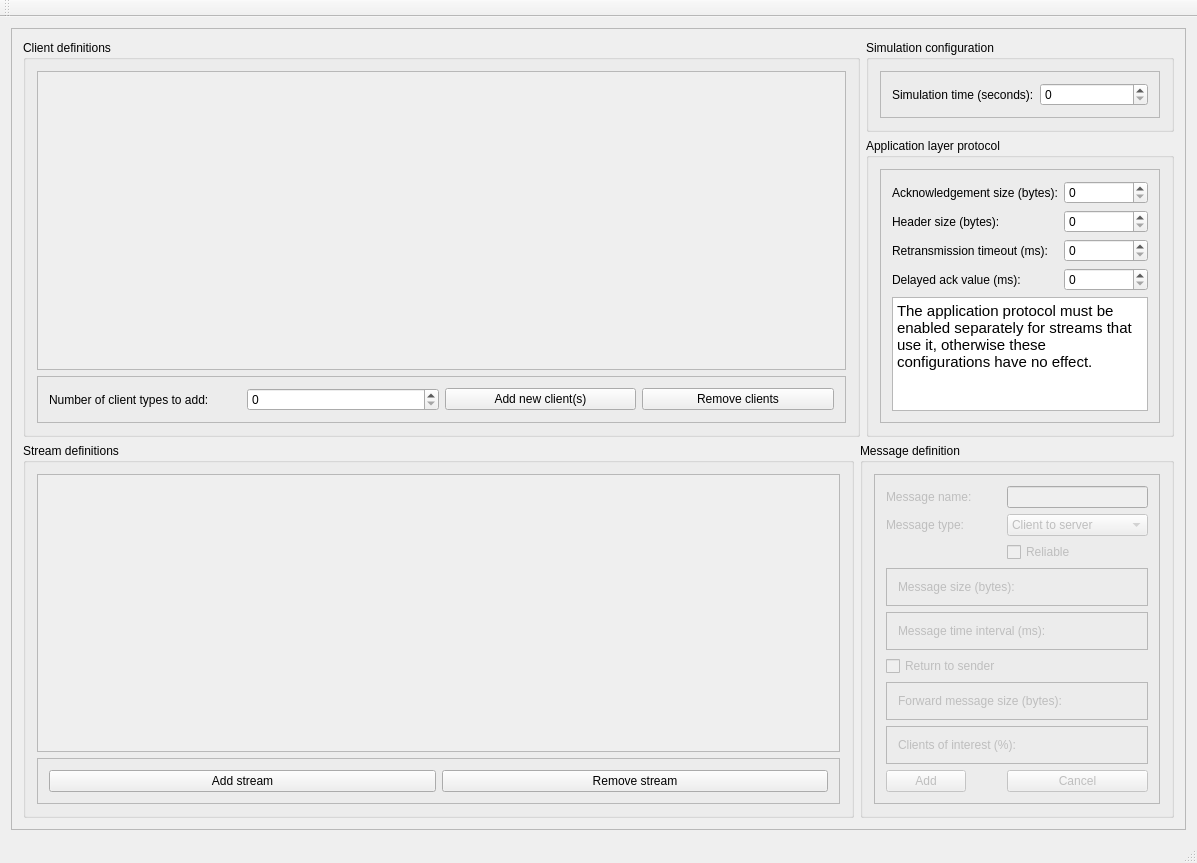
Before: the Qt Designer form GUI/mainwindow.ui in Chiru/NVE_Simulation, drawn with Qt 5.
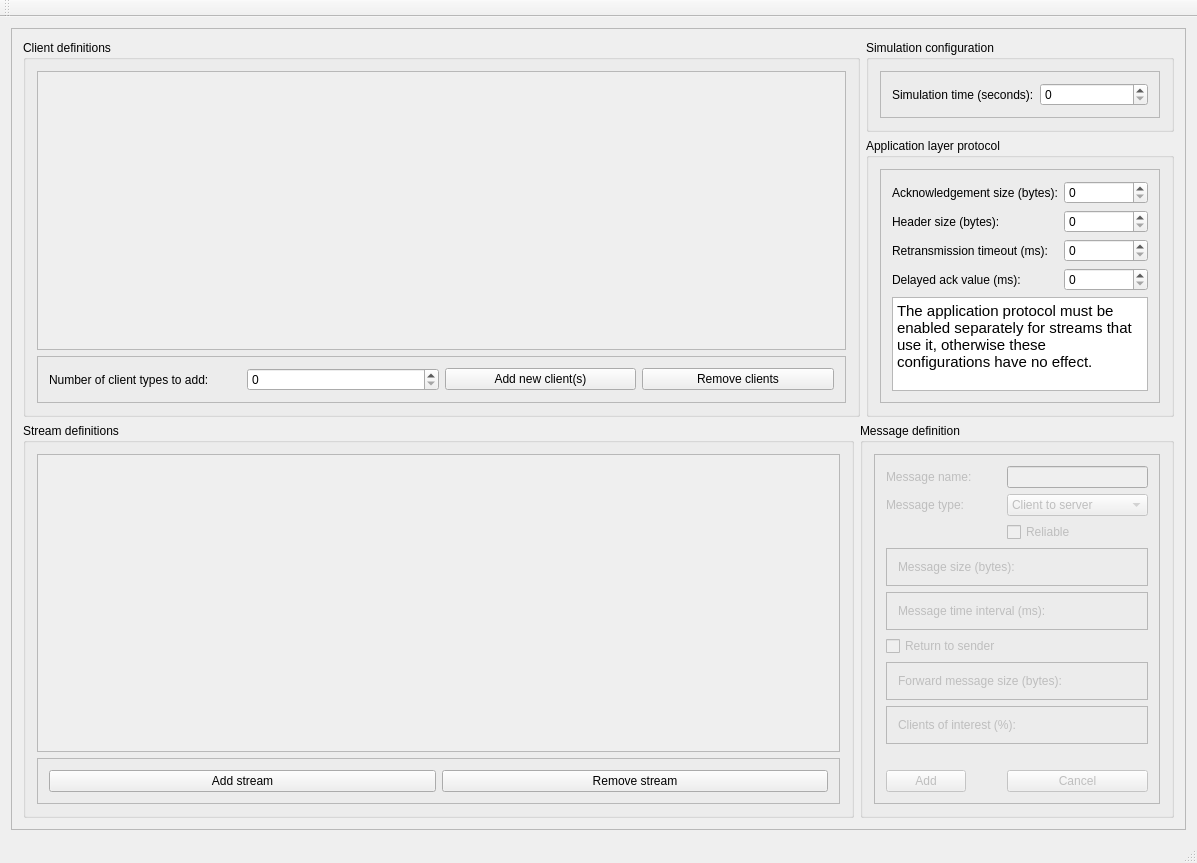
After: the same form once the commit is applied.

Commit message: Some changes in message configuration and overall logic.

Diff of the .ui file:
```diff
--- a/GUI/mainwindow.ui
+++ b/GUI/mainwindow.ui
@@ -31,8 +31,8 @@
         <rect>
          <x>0</x>
          <y>0</y>
-         <width>1177</width>
-         <height>783</height>
+         <width>1161</width>
+         <height>785</height>
         </rect>
        </property>
        <layout class="QGridLayout" name="gridLayout_5">
@@ -52,8 +52,8 @@
                <rect>
                 <x>0</x>
                 <y>0</y>
-                <width>806</width>
-                <height>285</height>
+                <width>790</width>
+                <height>264</height>
                </rect>
               </property>
              </widget>
@@ -253,8 +253,8 @@
                <rect>
                 <x>0</x>
                 <y>0</y>
-                <width>784</width>
-                <height>292</height>
+                <width>768</width>
+                <height>315</height>
                </rect>
               </property>
              </widget>
@@ -498,7 +498,7 @@
                 </layout>
                </widget>
               </item>
-              <item row="9" column="0">
+              <item row="10" column="0">
                <widget class="QPushButton" name="message_add">
                 <property name="enabled">
                  <bool>false</bool>
@@ -508,13 +508,435 @@
                 </property>
                </widget>
               </item>
-              <item row="9" column="1">
+              <item row="10" column="1">
                <widget class="QPushButton" name="message_cancel">
                 <property name="text">
                  <string>Cancel</string>
                 </property>
                </widget>
               </item>
+              <item row="9" column="0" colspan="2">
+               <widget class="QLabel" name="message_errorLabel">
+                <property name="palette">
+                 <palette>
+                  <active>
+                   <colorrole role="WindowText">
+                    <brush brushstyle="SolidPattern">
+                     <color alpha="255">
+                      <red>0</red>
+                      <green>0</green>
+                      <blue>0</blue>
+                     </color>
+                    </brush>
+                   </colorrole>
+                   <colorrole role="Button">
+                    <brush brushstyle="SolidPattern">
+                     <color alpha="255">
+                      <red>255</red>
+                      <green>0</green>
+                      <blue>0</blue>
+                     </color>
+                    </brush>
+                   </colorrole>
+                   <colorrole role="Light">
+                    <brush brushstyle="SolidPattern">
+                     <color alpha="255">
+                      <red>255</red>
+                      <green>127</green>
+                      <blue>127</blue>
+                     </color>
+                    </brush>
+                   </colorrole>
+                   <colorrole role="Midlight">
+                    <brush brushstyle="SolidPattern">
+                     <color alpha="255">
+                      <red>255</red>
+                      <green>63</green>
+                      <blue>63</blue>
+                     </color>
+                    </brush>
+                   </colorrole>
+                   <colorrole role="Dark">
+                    <brush brushstyle="SolidPattern">
+                     <color alpha="255">
+                      <red>127</red>
+                      <green>0</green>
+                      <blue>0</blue>
+                     </color>
+                    </brush>
+                   </colorrole>
+                   <colorrole role="Mid">
+                    <brush brushstyle="SolidPattern">
+                     <color alpha="255">
+                      <red>170</red>
+                      <green>0</green>
+                      <blue>0</blue>
+                     </color>
+                    </brush>
+                   </colorrole>
+                   <colorrole role="Text">
+                    <brush brushstyle="SolidPattern">
+                     <color alpha="255">
+                      <red>0</red>
+                      <green>0</green>
+                      <blue>0</blue>
+                     </color>
+                    </brush>
+                   </colorrole>
+                   <colorrole role="BrightText">
+                    <brush brushstyle="SolidPattern">
+                     <color alpha="255">
+                      <red>255</red>
+                      <green>255</green>
+                      <blue>255</blue>
+                     </color>
+                    </brush>
+                   </colorrole>
+                   <colorrole role="ButtonText">
+                    <brush brushstyle="SolidPattern">
+                     <color alpha="255">
+                      <red>0</red>
+                      <green>0</green>
+                      <blue>0</blue>
+                     </color>
+                    </brush>
+                   </colorrole>
+                   <colorrole role="Base">
+                    <brush brushstyle="SolidPattern">
+                     <color alpha="255">
+                      <red>255</red>
+                      <green>255</green>
+                      <blue>255</blue>
+                     </color>
+                    </brush>
+                   </colorrole>
+                   <colorrole role="Window">
+                    <brush brushstyle="SolidPattern">
+                     <color alpha="255">
+                      <red>255</red>
+                      <green>0</green>
+                      <blue>0</blue>
+                     </color>
+                    </brush>
+                   </colorrole>
+                   <colorrole role="Shadow">
+                    <brush brushstyle="SolidPattern">
+                     <color alpha="255">
+                      <red>0</red>
+                      <green>0</green>
+                      <blue>0</blue>
+                     </color>
+                    </brush>
+                   </colorrole>
+                   <colorrole role="AlternateBase">
+                    <brush brushstyle="SolidPattern">
+                     <color alpha="255">
+                      <red>255</red>
+                      <green>127</green>
+                      <blue>127</blue>
+                     </color>
+                    </brush>
+                   </colorrole>
+                   <colorrole role="ToolTipBase">
+                    <brush brushstyle="SolidPattern">
+                     <color alpha="255">
+                      <red>255</red>
+                      <green>255</green>
+                      <blue>220</blue>
+                     </color>
+                    </brush>
+                   </colorrole>
+                   <colorrole role="ToolTipText">
+                    <brush brushstyle="SolidPattern">
+                     <color alpha="255">
+                      <red>0</red>
+                      <green>0</green>
+                      <blue>0</blue>
+                     </color>
+                    </brush>
+                   </colorrole>
+                  </active>
+                  <inactive>
+                   <colorrole role="WindowText">
+                    <brush brushstyle="SolidPattern">
+                     <color alpha="255">
+                      <red>0</red>
+                      <green>0</green>
+                      <blue>0</blue>
+                     </color>
+                    </brush>
+                   </colorrole>
+                   <colorrole role="Button">
+                    <brush brushstyle="SolidPattern">
+                     <color alpha="255">
+                      <red>255</red>
+                      <green>0</green>
+                      <blue>0</blue>
+                     </color>
+                    </brush>
+                   </colorrole>
+                   <colorrole role="Light">
+                    <brush brushstyle="SolidPattern">
+                     <color alpha="255">
+                      <red>255</red>
+                      <green>127</green>
+                      <blue>127</blue>
+                     </color>
+                    </brush>
+                   </colorrole>
+                   <colorrole role="Midlight">
+                    <brush brushstyle="SolidPattern">
+                     <color alpha="255">
+                      <red>255</red>
+                      <green>63</green>
+                      <blue>63</blue>
+                     </color>
+                    </brush>
+                   </colorrole>
+                   <colorrole role="Dark">
+                    <brush brushstyle="SolidPattern">
+                     <color alpha="255">
+                      <red>127</red>
+                      <green>0</green>
+                      <blue>0</blue>
+                     </color>
+                    </brush>
+                   </colorrole>
+                   <colorrole role="Mid">
+                    <brush brushstyle="SolidPattern">
+                     <color alpha="255">
+                      <red>170</red>
+                      <green>0</green>
+                      <blue>0</blue>
+                     </color>
+                    </brush>
+                   </colorrole>
+                   <colorrole role="Text">
+                    <brush brushstyle="SolidPattern">
+                     <color alpha="255">
+                      <red>0</red>
+                      <green>0</green>
+                      <blue>0</blue>
+                     </color>
+                    </brush>
+                   </colorrole>
+                   <colorrole role="BrightText">
+                    <brush brushstyle="SolidPattern">
+                     <color alpha="255">
+                      <red>255</red>
+                      <green>255</green>
+                      <blue>255</blue>
+                     </color>
+                    </brush>
+                   </colorrole>
+                   <colorrole role="ButtonText">
+                    <brush brushstyle="SolidPattern">
+                     <color alpha="255">
+                      <red>0</red>
+                      <green>0</green>
+                      <blue>0</blue>
+                     </color>
+                    </brush>
+                   </colorrole>
+                   <colorrole role="Base">
+                    <brush brushstyle="SolidPattern">
+                     <color alpha="255">
+                      <red>255</red>
+                      <green>255</green>
+                      <blue>255</blue>
+                     </color>
+                    </brush>
+                   </colorrole>
+                   <colorrole role="Window">
+                    <brush brushstyle="SolidPattern">
+                     <color alpha="255">
+                      <red>255</red>
+                      <green>0</green>
+                      <blue>0</blue>
+                     </color>
+                    </brush>
+                   </colorrole>
+                   <colorrole role="Shadow">
+                    <brush brushstyle="SolidPattern">
+                     <color alpha="255">
+                      <red>0</red>
+                      <green>0</green>
+                      <blue>0</blue>
+                     </color>
+                    </brush>
+                   </colorrole>
+                   <colorrole role="AlternateBase">
+                    <brush brushstyle="SolidPattern">
+                     <color alpha="255">
+                      <red>255</red>
+                      <green>127</green>
+                      <blue>127</blue>
+                     </color>
+                    </brush>
+                   </colorrole>
+                   <colorrole role="ToolTipBase">
+                    <brush brushstyle="SolidPattern">
+                     <color alpha="255">
+                      <red>255</red>
+                      <green>255</green>
+                      <blue>220</blue>
+                     </color>
+                    </brush>
+                   </colorrole>
+                   <colorrole role="ToolTipText">
+                    <brush brushstyle="SolidPattern">
+                     <color alpha="255">
+                      <red>0</red>
+                      <green>0</green>
+                      <blue>0</blue>
+                     </color>
+                    </brush>
+                   </colorrole>
+                  </inactive>
+                  <disabled>
+                   <colorrole role="WindowText">
+                    <brush brushstyle="SolidPattern">
+                     <color alpha="255">
+                      <red>127</red>
+                      <green>0</green>
+                      <blue>0</blue>
+                     </color>
+                    </brush>
+                   </colorrole>
+                   <colorrole role="Button">
+                    <brush brushstyle="SolidPattern">
+                     <color alpha="255">
+                      <red>255</red>
+                      <green>0</green>
+                      <blue>0</blue>
+                     </color>
+                    </brush>
+                   </colorrole>
+                   <colorrole role="Light">
+                    <brush brushstyle="SolidPattern">
+                     <color alpha="255">
+                      <red>255</red>
+                      <green>127</green>
+                      <blue>127</blue>
+                     </color>
+                    </brush>
+                   </colorrole>
+                   <colorrole role="Midlight">
+                    <brush brushstyle="SolidPattern">
+                     <color alpha="255">
+                      <red>255</red>
+                      <green>63</green>
+                      <blue>63</blue>
+                     </color>
+                    </brush>
+                   </colorrole>
+                   <colorrole role="Dark">
+                    <brush brushstyle="SolidPattern">
+                     <color alpha="255">
+                      <red>127</red>
+                      <green>0</green>
+                      <blue>0</blue>
+                     </color>
+                    </brush>
+                   </colorrole>
+                   <colorrole role="Mid">
+                    <brush brushstyle="SolidPattern">
+                     <color alpha="255">
+                      <red>170</red>
+                      <green>0</green>
+                      <blue>0</blue>
+                     </color>
+                    </brush>
+                   </colorrole>
+                   <colorrole role="Text">
+                    <brush brushstyle="SolidPattern">
+                     <color alpha="255">
+                      <red>127</red>
+                      <green>0</green>
+                      <blue>0</blue>
+                     </color>
+                    </brush>
+                   </colorrole>
+                   <colorrole role="BrightText">
+                    <brush brushstyle="SolidPattern">
+                     <color alpha="255">
+                      <red>255</red>
+                      <green>255</green>
+                      <blue>255</blue>
+                     </color>
+                    </brush>
+                   </colorrole>
+                   <colorrole role="ButtonText">
+                    <brush brushstyle="SolidPattern">
+                     <color alpha="255">
+                      <red>127</red>
+                      <green>0</green>
+                      <blue>0</blue>
+                     </color>
+                    </brush>
+                   </colorrole>
+                   <colorrole role="Base">
+                    <brush brushstyle="SolidPattern">
+                     <color alpha="255">
+                      <red>255</red>
+                      <green>0</green>
+                      <blue>0</blue>
+                     </color>
+                    </brush>
+                   </colorrole>
+                   <colorrole role="Window">
+                    <brush brushstyle="SolidPattern">
+                     <color alpha="255">
+                      <red>255</red>
+                      <green>0</green>
+                      <blue>0</blue>
+                     </color>
+                    </brush>
+                   </colorrole>
+                   <colorrole role="Shadow">
+                    <brush brushstyle="SolidPattern">
+                     <color alpha="255">
+                      <red>0</red>
+                      <green>0</green>
+                      <blue>0</blue>
+                     </color>
+                    </brush>
+                   </colorrole>
+                   <colorrole role="AlternateBase">
+                    <brush brushstyle="SolidPattern">
+                     <color alpha="255">
+                      <red>255</red>
+                      <green>0</green>
+                      <blue>0</blue>
+                     </color>
+                    </brush>
+                   </colorrole>
+                   <colorrole role="ToolTipBase">
+                    <brush brushstyle="SolidPattern">
+                     <color alpha="255">
+                      <red>255</red>
+                      <green>255</green>
+                      <blue>220</blue>
+                     </color>
+                    </brush>
+                   </colorrole>
+                   <colorrole role="ToolTipText">
+                    <brush brushstyle="SolidPattern">
+                     <color alpha="255">
+                      <red>0</red>
+                      <green>0</green>
+                      <blue>0</blue>
+                     </color>
+                    </brush>
+                   </colorrole>
+                  </disabled>
+                 </palette>
+                </property>
+                <property name="text">
+                 <string/>
+                </property>
+               </widget>
+              </item>
              </layout>
             </widget>
            </item>
```
The commit also changes 4 other files.
